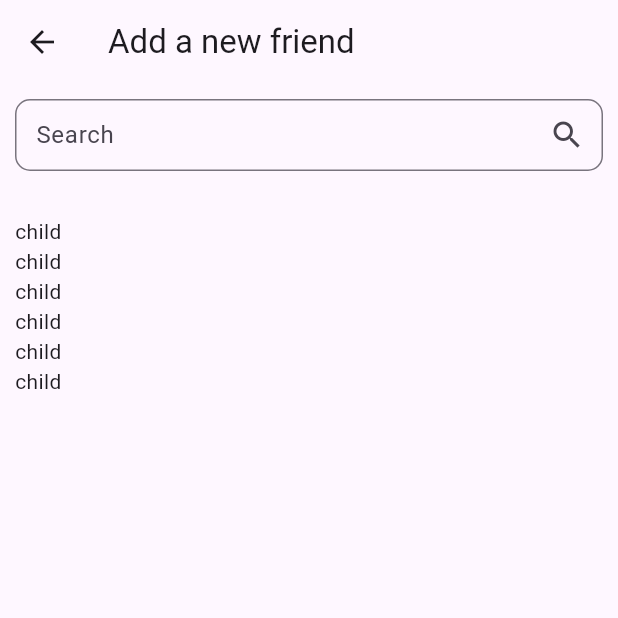
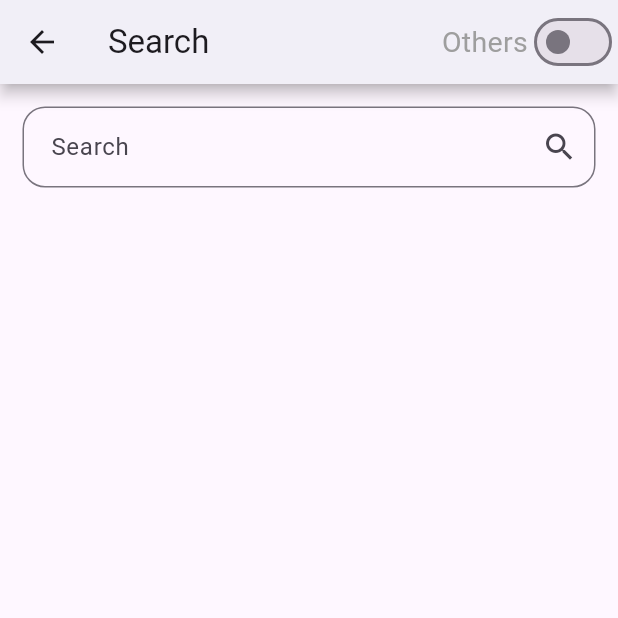
Before and after one commit to LeBaoTai/messenger-app, a Flutter app: the SearchScreen screen opened directly, on a phone screen of 412 x 824 dp, the top half of it. Run offline on Flutter 3.47's test engine with Material 3 defaults, Android fonts, the phone set to English and light mode, and no system bars; our stand-ins replace cloud_firestore, email_validator, firebase_auth, firebase_core; accounts and stored records are empty.

Commit message:
add search screen & profile screen & groups screen

```diff
--- a/lib/screens/search_screen.dart
+++ b/lib/screens/search_screen.dart
@@ -1,4 +1,4 @@
-import 'package:firebase_auth/firebase_auth.dart';
+import 'package:flutter/cupertino.dart';
 import 'package:flutter/material.dart';
 
 class SearchScreen extends StatefulWidget {
@@ -10,29 +10,41 @@ class SearchScreen extends StatefulWidget {
 
 class _SearchScreenState extends State<SearchScreen> {
   final TextEditingController _searchController = TextEditingController();
+  bool _isAddFriend = false;
 
   @override
   Widget build(BuildContext context) {
     return Scaffold(
       appBar: AppBar(
-        title: const Text('Add a new friend'),
+        title: const Text('Search'),
+        backgroundColor: Colors.white,
+        elevation: 4,
+        shadowColor: Colors.black,
+        actions: [
+          Text(
+            'Others',
+            style: TextStyle(
+              fontSize: 19,
+              color: _isAddFriend ? Colors.black : Colors.grey,
+            ),
+          ),
+          Switch(
+            value: _isAddFriend,
+            onChanged: _toggleAddFriend,
+            activeColor: Colors.black45,
+          ),
+        ],
       ),
-      body: _buildBodySearch(),
+      body: _buildBody(),
     );
   }
 
-  Widget _buildBodySearch() {
+  Widget _buildBody() {
     return ListView(
-      padding: const EdgeInsets.all(10),
+      padding: const EdgeInsets.all(15),
       children: [
         _buildSearchBar(),
         SizedBox.fromSize(size: const Size.fromHeight(30)),
-        Text('child'),
-        Text('child'),
-        Text('child'),
-        Text('child'),
-        Text('child'),
-        Text('child'),
       ],
     );
   }
@@ -41,16 +53,22 @@ class _SearchScreenState extends State<SearchScreen> {
     return TextFormField(
       controller: _searchController,
       decoration: InputDecoration(
-        contentPadding: EdgeInsets.all(10),
+        contentPadding: EdgeInsets.all(15),
         suffixIcon: IconButton(
           onPressed: () {},
           icon: const Icon(Icons.search),
         ),
         border: OutlineInputBorder(
-          borderRadius: BorderRadius.circular(10),
+          borderRadius: BorderRadius.circular(15),
         ),
         labelText: 'Search',
       ),
     );
   }
+
+  void _toggleAddFriend(bool value) {
+    setState(() {
+      _isAddFriend = value;
+    });
+  }
 }
```
Also changed, not shown: lib/screens/groups_screen.dart (added, +22 -0 lines), lib/screens/home_screen.dart (+48 -20 lines), lib/screens/profile_screen.dart (added, +23 -0 lines).
